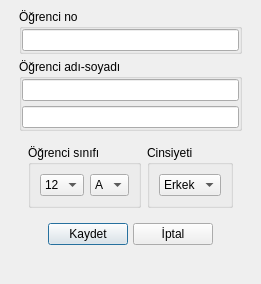
Before: the Qt Designer form Forms/ekle_duzenle_dialog.ui in yoseidonn/Kelebek-App, drawn with Qt 5.
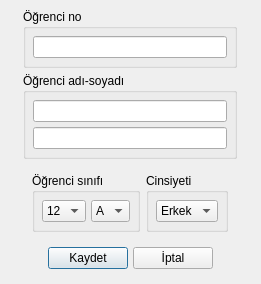
After: the same form once the commit is applied. Icons and pictures are not drawn.

```diff
--- a/Forms/ekle_duzenle_dialog.ui
+++ b/Forms/ekle_duzenle_dialog.ui
@@ -77,16 +77,16 @@
              <number>0</number>
             </property>
             <property name="leftMargin">
-             <number>0</number>
+             <number>7</number>
             </property>
             <property name="topMargin">
-             <number>0</number>
+             <number>7</number>
             </property>
             <property name="rightMargin">
-             <number>0</number>
+             <number>7</number>
             </property>
             <property name="bottomMargin">
-             <number>0</number>
+             <number>7</number>
             </property>
             <item>
              <widget class="QLineEdit" name="noIn"/>
@@ -110,16 +110,16 @@
              <number>5</number>
             </property>
             <property name="leftMargin">
-             <number>0</number>
+             <number>7</number>
             </property>
             <property name="topMargin">
-             <number>0</number>
+             <number>7</number>
             </property>
             <property name="rightMargin">
-             <number>0</number>
+             <number>7</number>
             </property>
             <property name="bottomMargin">
-             <number>0</number>
+             <number>7</number>
             </property>
             <item>
              <widget class="QLineEdit" name="nameIn"/>
@@ -145,6 +145,21 @@
                <string>Öğrenci sınıfı</string>
               </property>
               <layout class="QHBoxLayout" name="horizontalLayout_4">
+               <property name="spacing">
+                <number>5</number>
+               </property>
+               <property name="leftMargin">
+                <number>7</number>
+               </property>
+               <property name="topMargin">
+                <number>7</number>
+               </property>
+               <property name="rightMargin">
+                <number>7</number>
+               </property>
+               <property name="bottomMargin">
+                <number>7</number>
+               </property>
                <item>
                 <widget class="QComboBox" name="gradeCombo">
                  <item>
@@ -252,6 +267,21 @@
                <string>Cinsiyeti</string>
               </property>
               <layout class="QHBoxLayout" name="horizontalLayout_5">
+               <property name="spacing">
+                <number>0</number>
+               </property>
+               <property name="leftMargin">
+                <number>7</number>
+               </property>
+               <property name="topMargin">
+                <number>7</number>
+               </property>
+               <property name="rightMargin">
+                <number>7</number>
+               </property>
+               <property name="bottomMargin">
+                <number>7</number>
+               </property>
                <item>
                 <widget class="QComboBox" name="sexCombo">
                  <item>
```
Left out of the diff: 4 changed lines with no effect on the pictures.
